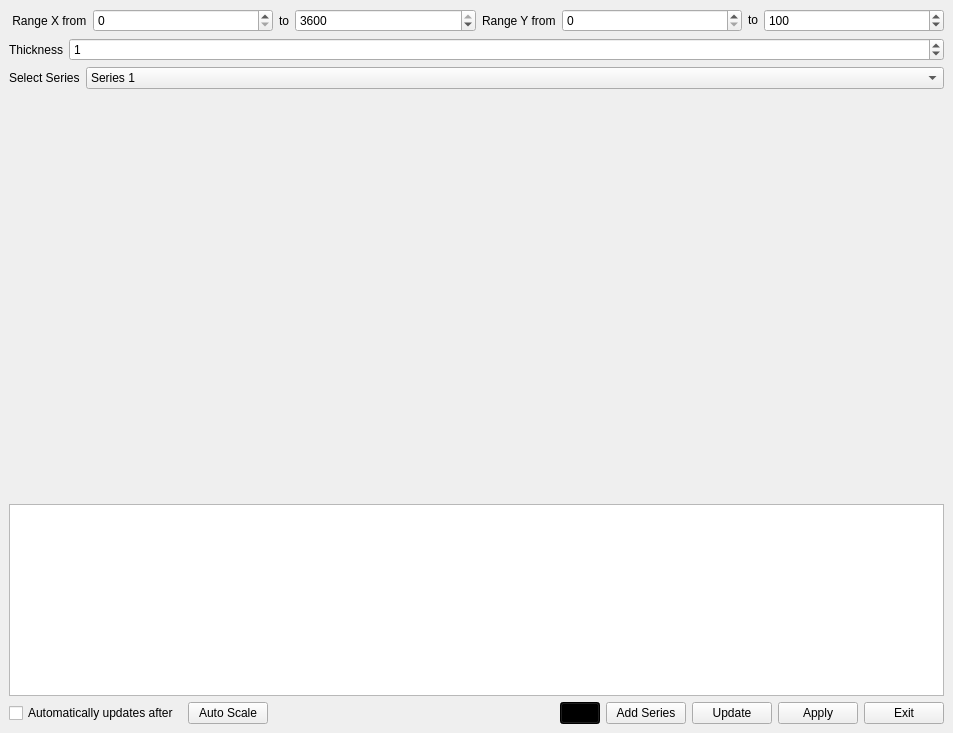
mola/qchart_test, file mainwindow.ui: the form before one commit.
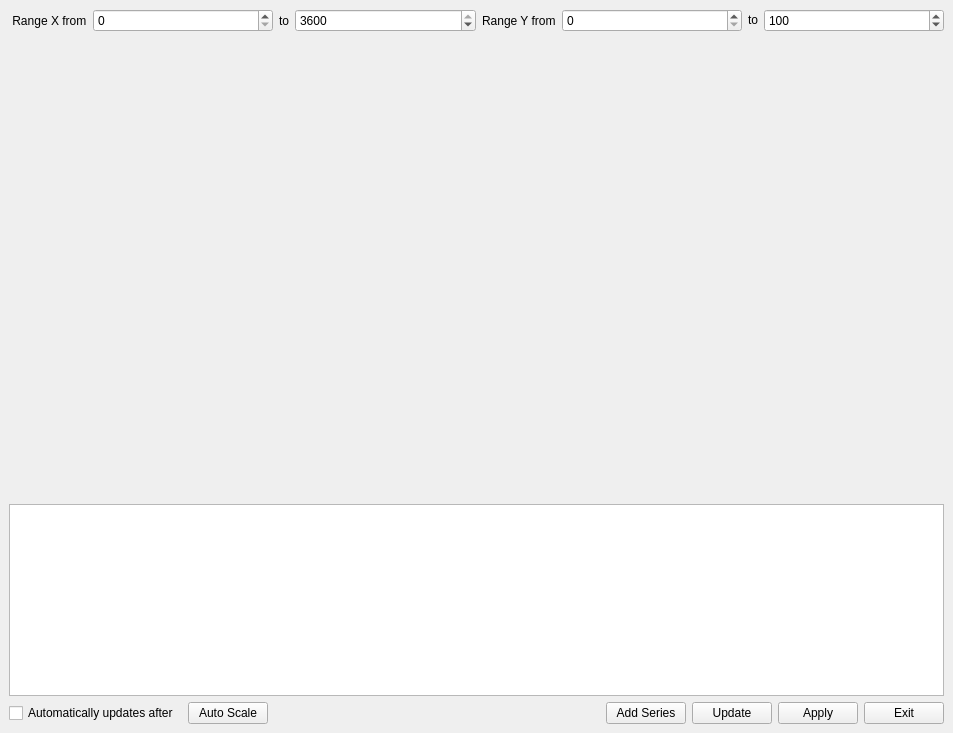
The form after the commit.

```diff
--- a/mainwindow.ui
+++ b/mainwindow.ui
@@ -153,56 +153,6 @@
       </item>
      </layout>
     </item>
-    <item>
-     <layout class="QFormLayout" name="formLayout_2">
-      <item row="0" column="0">
-       <widget class="QLabel" name="label">
-        <property name="text">
-         <string>Thickness</string>
-        </property>
-       </widget>
-      </item>
-      <item row="0" column="1">
-       <widget class="QSpinBox" name="thickness">
-        <property name="value">
-         <number>1</number>
-        </property>
-       </widget>
-      </item>
-     </layout>
-    </item>
-    <item>
-     <layout class="QHBoxLayout" name="horizontalLayout_3">
-      <item>
-       <widget class="QLabel" name="label_2">
-        <property name="sizePolicy">
-         <sizepolicy hsizetype="Fixed" vsizetype="Preferred">
-          <horstretch>0</horstretch>
-          <verstretch>0</verstretch>
-         </sizepolicy>
-        </property>
-        <property name="text">
-         <string>Select Series</string>
-        </property>
-       </widget>
-      </item>
-      <item>
-       <widget class="QComboBox" name="selectSeries">
-        <property name="sizePolicy">
-         <sizepolicy hsizetype="Preferred" vsizetype="Minimum">
-          <horstretch>0</horstretch>
-          <verstretch>0</verstretch>
-         </sizepolicy>
-        </property>
-        <item>
-         <property name="text">
-          <string>Series 1</string>
-         </property>
-        </item>
-       </widget>
-      </item>
-     </layout>
-    </item>
     <item>
      <layout class="QHBoxLayout" name="horizontalLayout">
       <item>
@@ -272,16 +222,6 @@
         </property>
        </spacer>
       </item>
-      <item>
-       <widget class="QPushButton" name="colorChanged">
-        <property name="styleSheet">
-         <string notr="true">background-color: rgb(0, 0, 0);</string>
-        </property>
-        <property name="text">
-         <string/>
-        </property>
-       </widget>
-      </item>
       <item>
        <widget class="QPushButton" name="AddSeries">
         <property name="text">
```
Left out of the diff: 3 changed lines with no effect on the pictures.
